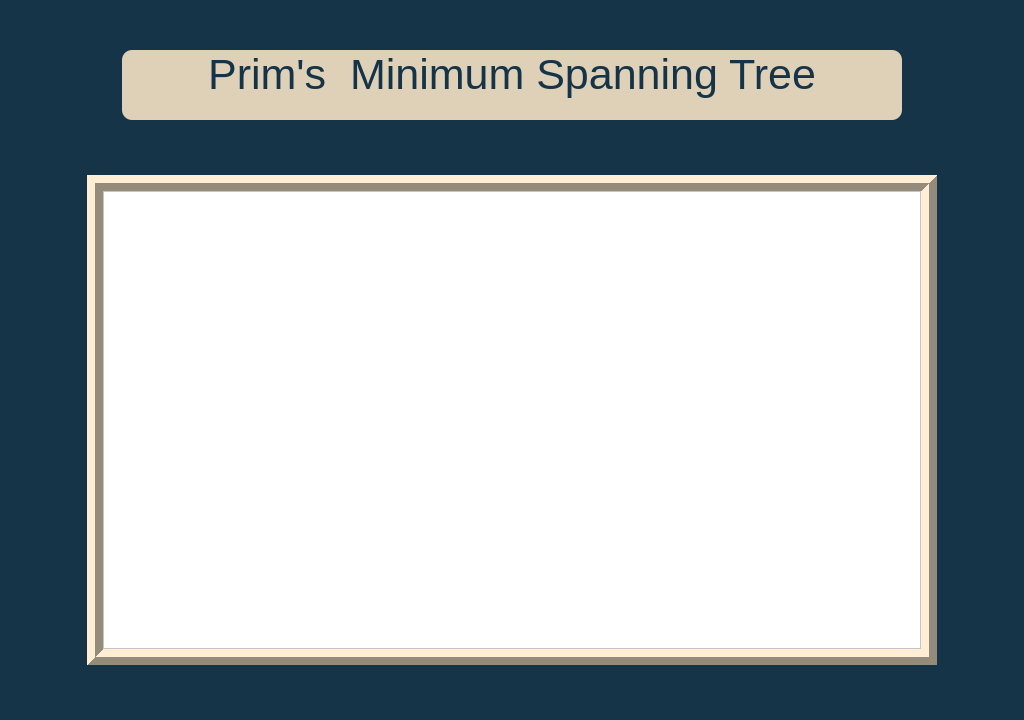
Above: AlgorithmWindow.ui from mohamedtarek132/RoadMapConstruction before the change. Below: the same form after it.
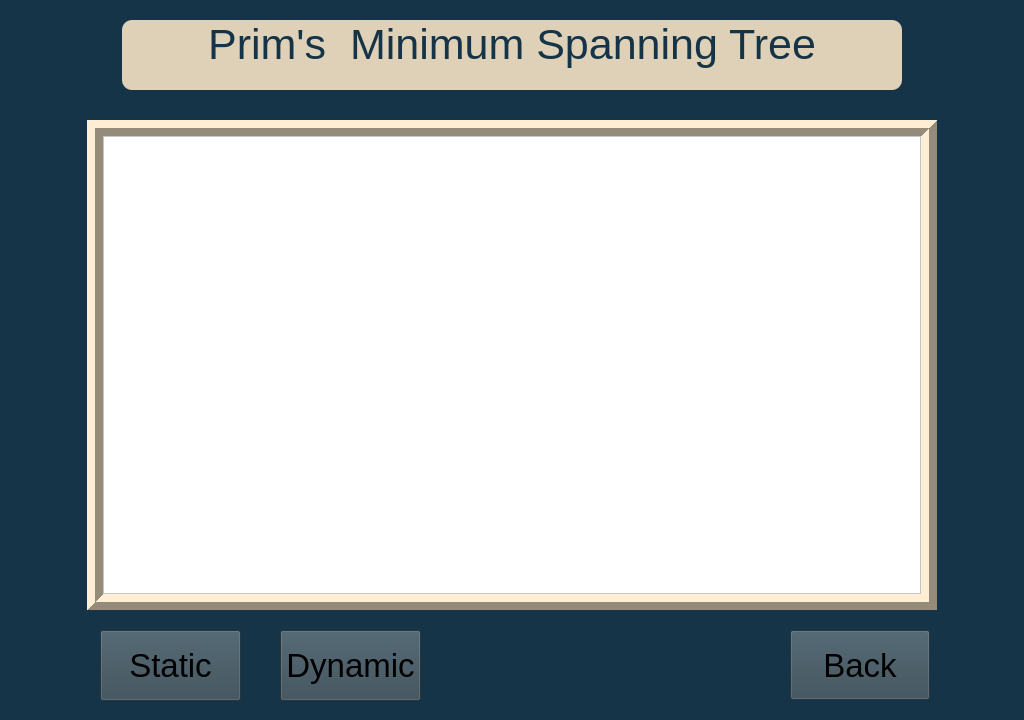
That is the form after the change.

Commit message: finished algorithm window buttons

The edit to the form file:
```diff
--- a/AlgorithmWindow.ui
+++ b/AlgorithmWindow.ui
@@ -21,7 +21,7 @@
     <property name="geometry">
      <rect>
       <x>122</x>
-      <y>50</y>
+      <y>20</y>
       <width>780</width>
       <height>70</height>
      </rect>
@@ -65,7 +65,7 @@
     <property name="geometry">
      <rect>
       <x>87</x>
-      <y>175</y>
+      <y>120</y>
       <width>850</width>
       <height>490</height>
      </rect>
@@ -104,6 +104,69 @@
      </property>
     </widget>
    </widget>
+   <widget class="QPushButton" name="backButton">
+    <property name="geometry">
+     <rect>
+      <x>790</x>
+      <y>630</y>
+      <width>140</width>
+      <height>70</height>
+     </rect>
+    </property>
+    <property name="font">
+     <font>
+      <pointsize>25</pointsize>
+     </font>
+    </property>
+    <property name="styleSheet">
+     <string notr="true">background-color: rgb(53, 73, 84);</string>
+    </property>
+    <property name="text">
+     <string>Back</string>
+    </property>
+   </widget>
+   <widget class="QPushButton" name="dynamicButton">
+    <property name="geometry">
+     <rect>
+      <x>280</x>
+      <y>630</y>
+      <width>141</width>
+      <height>71</height>
+     </rect>
+    </property>
+    <property name="font">
+     <font>
+      <pointsize>25</pointsize>
+     </font>
+    </property>
+    <property name="styleSheet">
+     <string notr="true">background-color: rgb(53, 73, 84);</string>
+    </property>
+    <property name="text">
+     <string>Dynamic</string>
+    </property>
+   </widget>
+   <widget class="QPushButton" name="staticButton">
+    <property name="geometry">
+     <rect>
+      <x>100</x>
+      <y>630</y>
+      <width>141</width>
+      <height>71</height>
+     </rect>
+    </property>
+    <property name="font">
+     <font>
+      <pointsize>25</pointsize>
+     </font>
+    </property>
+    <property name="styleSheet">
+     <string notr="true">background-color: rgb(53, 73, 84);</string>
+    </property>
+    <property name="text">
+     <string>Static</string>
+    </property>
+   </widget>
   </widget>
  </widget>
  <resources/>
```
The commit also changes 62 other files.
